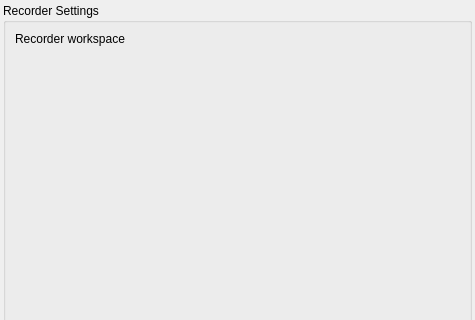
Old version of the form cedar/auxiliaries/gui/SettingsWidget.ui in the repository cedar/cedar; both pictures show x 0 to 475 and y 0 to 320 of the 475 by 492 pixel window.
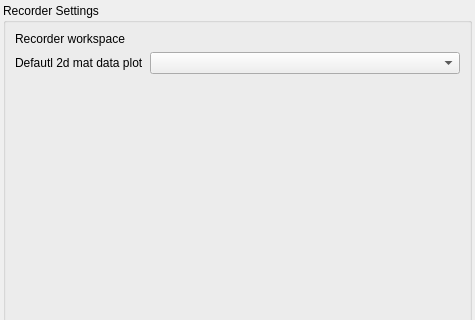
New version of the form. Custom widgets are drawn as their Qt base class.

Commit message: In the settings of cedar, it is now possibled to choose the default plot that opens for 2d matrices.

```diff
--- a/cedar/auxiliaries/gui/SettingsWidget.ui
+++ b/cedar/auxiliaries/gui/SettingsWidget.ui
@@ -36,6 +36,16 @@
       <item row="0" column="1">
        <widget class="cedar::aux::gui::DirectoryParameter" name="mpRecorderWorkspaceEdit" native="true"/>
       </item>
+      <item row="1" column="0">
+       <widget class="QLabel" name="label">
+        <property name="text">
+         <string>Defautl 2d mat data plot</string>
+        </property>
+       </widget>
+      </item>
+      <item row="1" column="1">
+       <widget class="QComboBox" name="mpDefault2dMatDataPlot"/>
+      </item>
      </layout>
     </widget>
    </item>
```
The commit also changes 8 other files.
